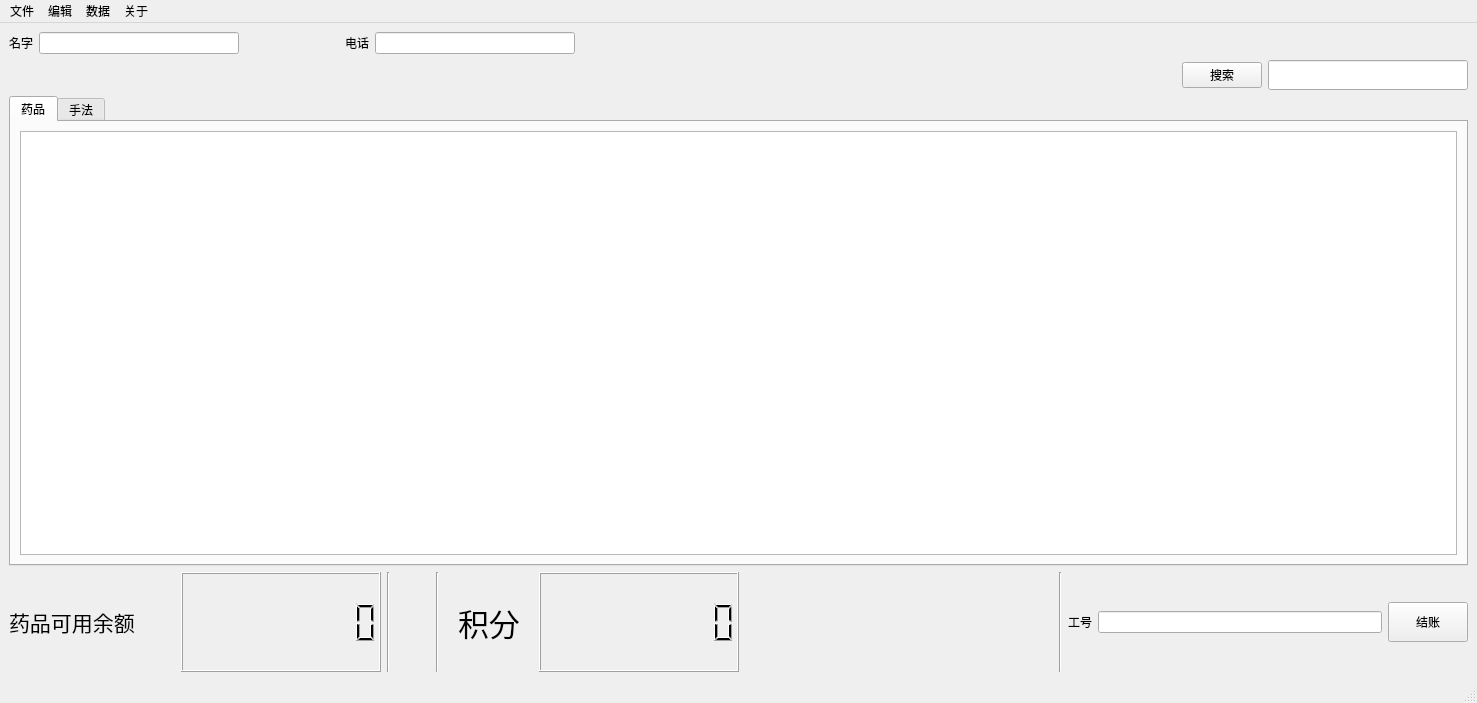
First picture: the form in Qtdesigners/主界面.ui, repository zhihao2020/ShopSystem, before the edit.
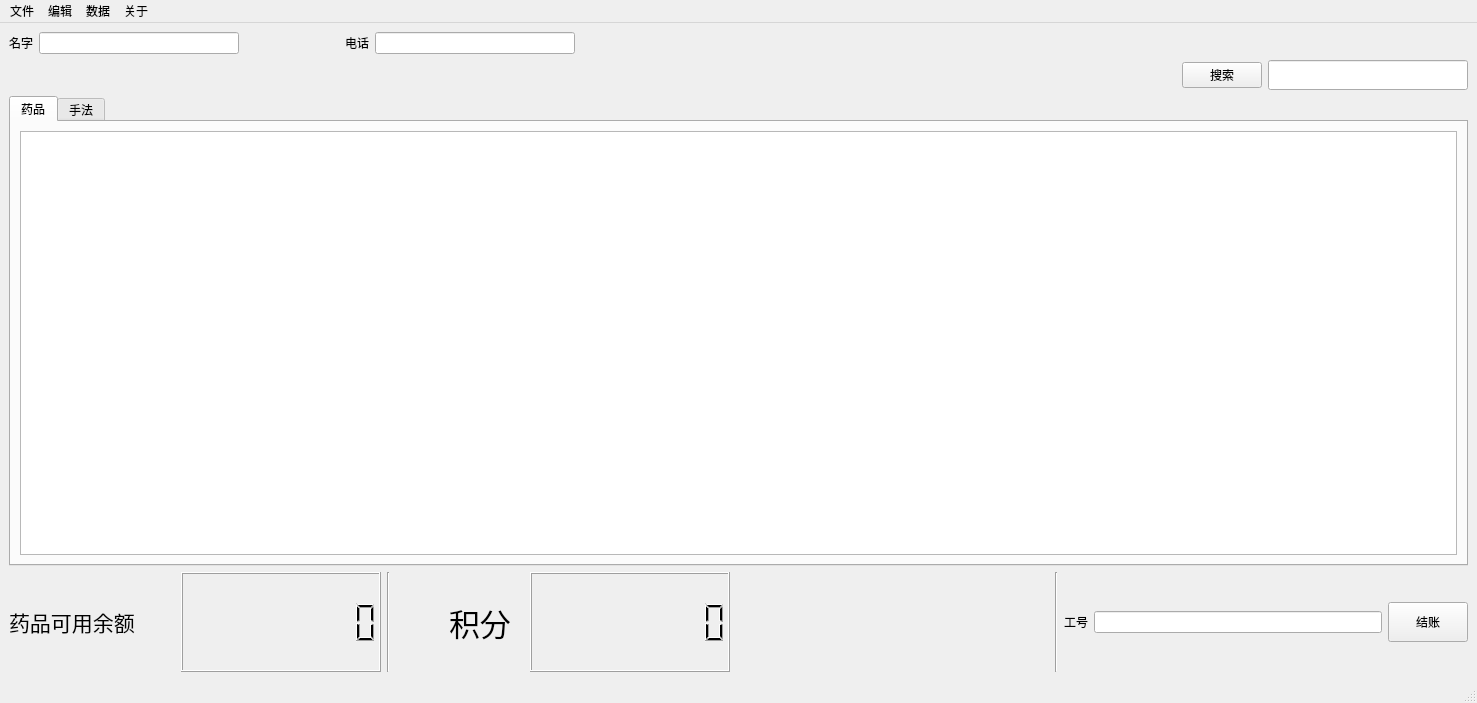
Second picture: the form after the edit. Icons and pictures are not drawn.

```diff
--- a/Qtdesigners/主界面.ui
+++ b/Qtdesigners/主界面.ui
@@ -233,13 +233,6 @@
           </property>
          </spacer>
         </item>
-        <item>
-         <widget class="Line" name="line_3">
-          <property name="orientation">
-           <enum>Qt::Vertical</enum>
-          </property>
-         </widget>
-        </item>
         <item>
          <spacer name="horizontalSpacer_4">
           <property name="orientation">
```
Left out of the diff: 16 changed lines with no effect on the pictures.
